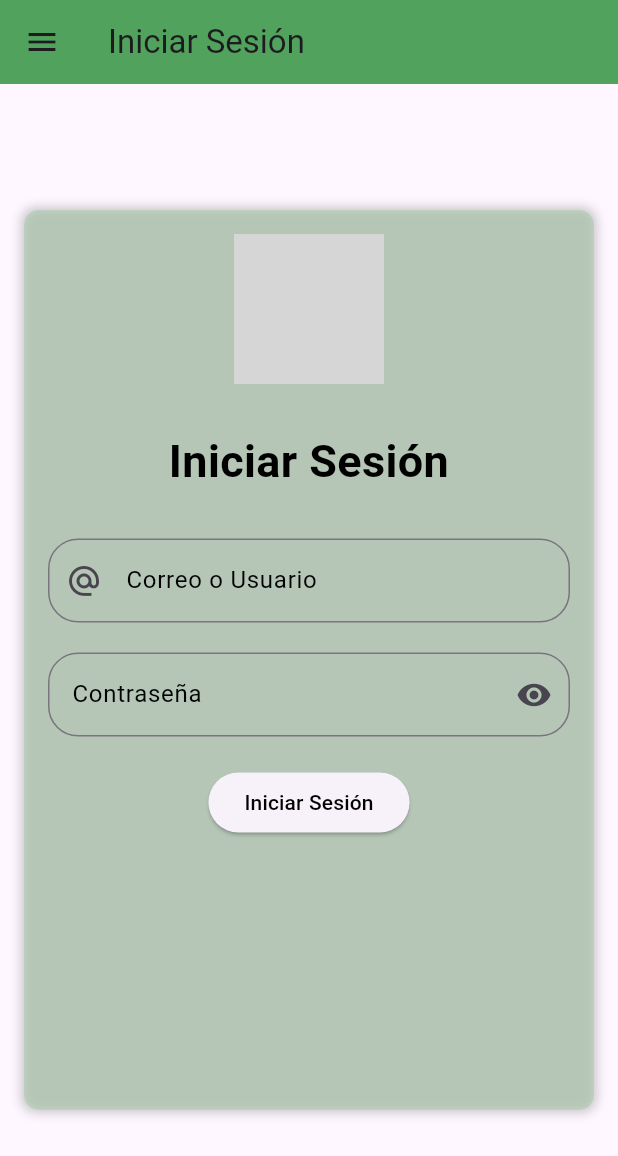
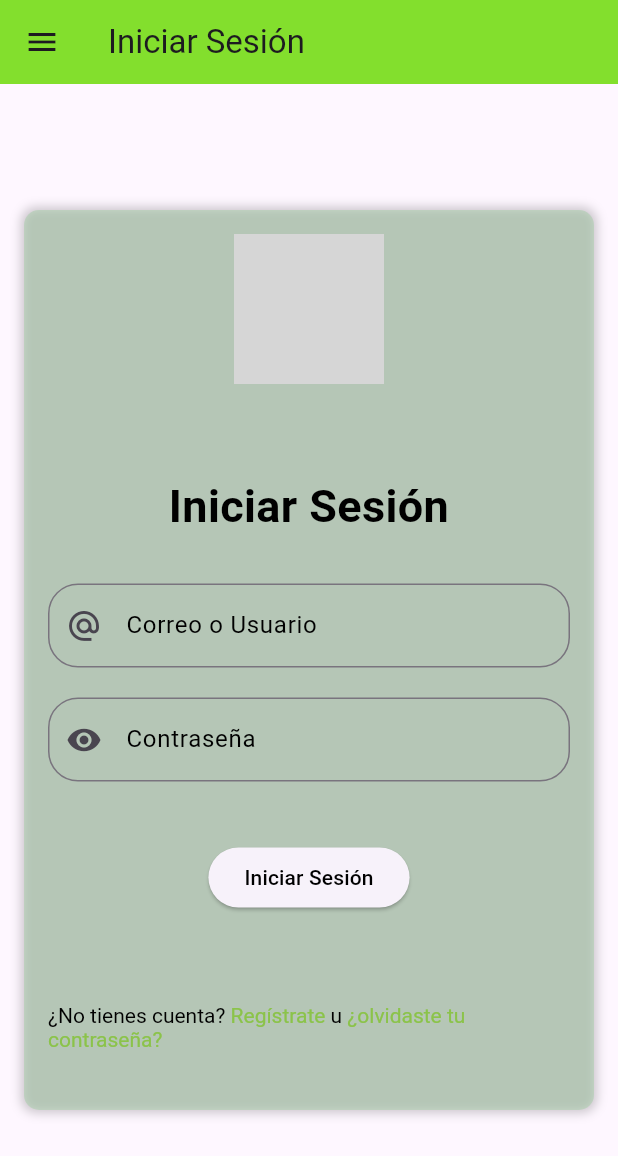
Before and after one commit to paolapatron2905/web, a Flutter app: the screen it shows after launch, on a phone screen of 412 x 824 dp. Shown: the top 1156 px of the screen. Run offline on Flutter 3.47's test engine with Material 3 defaults, Android fonts, the phone set to English and light mode, and no system bars; our stand-ins replace get, supabase_flutter; accounts and stored records are empty; grey boxes are pictures that could not be loaded.

Commit message:
mejora del login

```diff
--- a/lib/screens/login.dart
+++ b/lib/screens/login.dart
@@ -2,6 +2,8 @@ import 'package:flutter/material.dart';
 /* import 'package:flutter/widgets.dart'; */
 import 'package:inventario/constants/custom_appbar.dart';
 import 'package:inventario/constants/custom_drawer.dart';
+import 'package:flutter/gestures.dart';
+/* import 'dart:ui'; */
 import 'package:get/get.dart';
 
 class Login extends StatefulWidget {
@@ -13,12 +15,14 @@ class Login extends StatefulWidget {
 
 class _LoginState extends State<Login> {
   bool ocultarTexto = true;
+  Color colorPag = Color.fromARGB(255, 136, 247, 25);
+  Color containerColor = Colors.green[300]!.withOpacity(0.3);
+  Color letterColor = Colors.lightGreen;
 
   @override
   Widget build(BuildContext context) {
     return Scaffold(
-      appBar:
-          Custom_Appbar(titulo_pag: 'Iniciar Sesión', colorNew: Colors.green),
+      appBar: Custom_Appbar(titulo_pag: 'Iniciar Sesión', colorNew: colorPag),
       drawer: Custom_Drawer(),
       body: Padding(
         padding: EdgeInsets.all(16.0),
@@ -30,7 +34,7 @@ class _LoginState extends State<Login> {
                 width: 590.0,
                 height: 600.0,
                 decoration: BoxDecoration(
-                  color: Colors.green[300]!.withOpacity(0.3),
+                  color: containerColor,
                   borderRadius: BorderRadius.circular(10.0),
                   boxShadow: [
                     BoxShadow(
@@ -52,7 +56,7 @@ class _LoginState extends State<Login> {
                           width: 100.0,
                         ),
                       ),
-                      SizedBox(height: 30.0),
+                      SizedBox(height: 60.0),
                       Text(
                         'Iniciar Sesión',
                         textAlign: TextAlign.center,
@@ -101,7 +105,7 @@ class _LoginState extends State<Login> {
                           ),
                           hintText: 'Contraseña',
                           labelText: 'Contraseña',
-                          suffixIcon: IconButton(
+                          prefixIcon: IconButton(
                             icon: Icon(
                               ocultarTexto
                                   ? Icons.visibility
@@ -128,7 +132,7 @@ class _LoginState extends State<Login> {
                           return null;
                         },
                       ),
-                      SizedBox(height: 20.0),
+                      SizedBox(height: 40.0),
 
                       /* Boton Iniciar Sesión */
                       ElevatedButton(
@@ -148,7 +152,45 @@ class _LoginState extends State<Login> {
                           ),
                         ),
                       ),
-                      SizedBox(height: 20.0),
+                      SizedBox(height: 60.0),
+
+                      // Texto interactivo para registrarse o cambiar la contraseña
+                      RichText(
+                        text: TextSpan(
+                          text: '¿No tienes cuenta? ',
+                          style: TextStyle(color: Colors.black),
+                          children: [
+                            TextSpan(
+                              text: 'Regístrate',
+                              style: TextStyle(
+                                color: letterColor,
+                              ),
+                              recognizer: TapGestureRecognizer()
+                                ..onTap = () {
+                                  // Navegar a la pantalla de registro
+                                  Get.toNamed('/registro');
+                                },
+                            ),
+                            TextSpan(
+                              text: ' u ',
+                              style: TextStyle(color: Colors.black),
+                            ),
+                            TextSpan(
+                              text: '¿olvidaste tu contraseña?',
+                              style: TextStyle(
+                                color: letterColor,
+                              ),
+                              recognizer: TapGestureRecognizer()
+                                ..onTap = () {
+                                  // Navegar a la pantalla de recuperación de contraseña
+                                  Get.toNamed('/recuperar_contrasena');
+                                },
+                            ),
+                          ],
+                        ),
+                      ),
+
+                      //aqui termina
                     ],
                   ),
                 ),
```
Also changed, not shown: lib/screens/registro_user.dart (added, +22 -0 lines), 3 other files.
